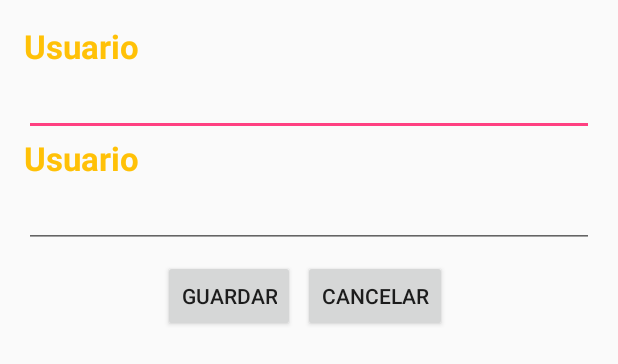
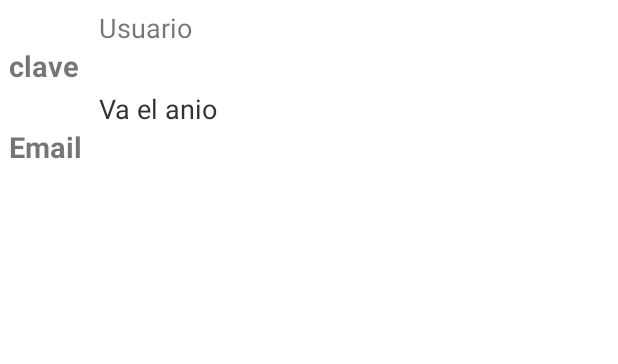
Before and after one commit to RobinLenin/appTourLoja, an Android app: the layout dialog_registrar.xml on its own in the app's theme, with its tools: preview values and no code run, on a phone screen of 412 x 824 dp. Shown: the top 364 px of the screen. Run offline under Robolectric (Android 15) with nearby library versions, the phone set to English and light mode, and no system bars.

Commit message:
Creacion de layaut registrar_user

```diff
--- a/app/src/main/java/com/lojatour/applojatour/LoginActivity.java
+++ b/app/src/main/java/com/lojatour/applojatour/LoginActivity.java
@@ -2,12 +2,14 @@ package com.lojatour.applojatour;
 
 import android.content.Intent;
 import android.support.annotation.NonNull;
+import android.support.v7.app.AlertDialog;
 import android.support.v7.app.AppCompatActivity;
 import android.os.Bundle;
 import android.view.View;
 import android.widget.Button;
 import android.widget.EditText;
 import android.widget.ProgressBar;
+import android.widget.TextView;
 import android.widget.Toast;
 
 import com.android.volley.RequestQueue;
@@ -49,6 +51,8 @@ public class LoginActivity extends AppCompatActivity {
     private EditText correo;
     private EditText clave;
     private Button btn_login;
+    private TextView txt_registrar;
+
     private RequestQueue requestQueue;
 
     @Override
@@ -65,7 +69,15 @@ public class LoginActivity extends AppCompatActivity {
         correo = (EditText) findViewById(R.id.txtUsuario);
         clave = (EditText) findViewById(R.id.txtClave);
         btn_login = (Button) findViewById(R.id.btnLogin);
+        txt_registrar = (TextView) findViewById(R.id.txt_registrar);
         requestQueue = Volley.newRequestQueue(getApplicationContext());
+
+        txt_registrar.setOnClickListener(new View.OnClickListener() {
+            @Override
+            public void onClick(View v) {
+                muestraDialogo();
+            }
+        });
 
         // Callback registration
         loginButtonFacebook.registerCallback(callbackManager, new FacebookCallback<LoginResult>() {
@@ -148,8 +160,26 @@ public class LoginActivity extends AppCompatActivity {
         });
     }
 
-    public void abrirdialogoRegistrar(View view){
+    private void muestraDialogo() {
 
+        AlertDialog.Builder builder = new AlertDialog.Builder(this);
+        //
+        View mView = getLayoutInflater().inflate(R.layout.dialog_registrar, null);
+
+        TextView titulo = (TextView) mView.findViewById(R.id.txtTituloDlg);
+        //titulo.setText(usuario.nombre);
+
+        TextView anio = (TextView) mView.findViewById(R.id.txtYearDlg);
+        //anio.setText(usuario.id);
+
+        TextView tipo = (TextView) mView.findViewById(R.id.txt4Dlg);
+        //tipo.setText(usuario.correo);
+
+
+        builder.setView(mView);
+
+        AlertDialog alert = builder.create();
+        alert.show();
     }
 
     private void handleFacebookAccessToken(AccessToken accessToken) {
--- a/app/src/main/java/com/lojatour/applojatour/MainActivity.java
+++ b/app/src/main/java/com/lojatour/applojatour/MainActivity.java
@@ -1,6 +1,7 @@
 package com.lojatour.applojatour;
 
 import android.content.Intent;
+import android.net.Uri;
 import android.support.annotation.NonNull;
 import android.support.design.widget.BottomNavigationView;
 import android.support.v4.app.Fragment;
@@ -12,6 +13,7 @@ import android.widget.TextView;
 
 import com.facebook.login.LoginManager;
 import com.google.firebase.auth.FirebaseAuth;
+import com.google.firebase.auth.FirebaseUser;
 import com.lojatour.applojatour.controlador.fragmento.SearchFragment;
 import com.lojatour.applojatour.controlador.fragmento.HomeFragment;
 import com.lojatour.applojatour.controlador.fragmento.MapaFragment;
@@ -23,7 +25,7 @@ public class MainActivity extends AppCompatActivity implements BottomNavigationV
     private TextView nameTextView;
     private TextView emailTextView;
     private TextView uidTextView;
-    private BottomNavigationView bottomNavigationView;
+    //private BottomNavigationView bottomNavigationView;
 
 
     public static String TOKEN = "";
@@ -32,21 +34,21 @@ public class MainActivity extends AppCompatActivity implements BottomNavigationV
     @Override
     protected void onCreate(Bundle savedInstanceState) {
         super.onCreate(savedInstanceState);
-        //setContentView(R.layout.activity_main);
-        setContentView(R.layout.activity_principal);
+        setContentView(R.layout.activity_main);
+        //setContentView(R.layout.activity_principal);
 
-       /* nameTextView = (TextView) findViewById(R.id.nameTextView);
+       nameTextView = (TextView) findViewById(R.id.nameTextView);
         emailTextView = (TextView) findViewById(R.id.emailTextView);
-        uidTextView = (TextView) findViewById(R.id.uidTextView);*/
-        bottomNavigationView = (BottomNavigationView) findViewById(R.id.bottomNavigationView);
+        uidTextView = (TextView) findViewById(R.id.uidTextView);
+        //bottomNavigationView = (BottomNavigationView) findViewById(R.id.bottomNavigationView);
 
         //cargamos el fragmento predeterminado al comenzar.
-        loadFragment(new HomeFragment());
+        //loadFragment(new HomeFragment());
         //getting bottom navigation view and attaching the listener
-        bottomNavigationView = findViewById(R.id.bottomNavigationView);
-        bottomNavigationView.setOnNavigationItemSelectedListener(this);
+        //bottomNavigationView = findViewById(R.id.bottomNavigationView);
+        //bottomNavigationView.setOnNavigationItemSelectedListener(this);
 
-        /*FirebaseUser user = FirebaseAuth.getInstance().getCurrentUser();
+        FirebaseUser user = FirebaseAuth.getInstance().getCurrentUser();
 
         if (user != null) {
             String name = user.getDisplayName();
@@ -59,7 +61,7 @@ public class MainActivity extends AppCompatActivity implements BottomNavigationV
             uidTextView.setText(uid);
         } else {
             verInicioSesion();
-        }*/
+        }
 
 
         //if (AccessToken.getCurrentAccessToken() == null) {
@@ -71,7 +73,7 @@ public class MainActivity extends AppCompatActivity implements BottomNavigationV
         if (Utilidades.isEmpty(MainActivity.TOKEN)) {
             irLogin();
         } else {
-            //nameTextView.setText(TOKEN);
+            nameTextView.setText(TOKEN);
         }
     }
 
--- a/app/src/main/res/layout/activity_login.xml
+++ b/app/src/main/res/layout/activity_login.xml
@@ -83,7 +83,6 @@
         android:text="@string/txt_registrar"
         android:textColor="#FFFFFF"
         android:textSize="12sp"
-        android:paddingTop="30dp"
-        android:onClick="abrirdialogoRegistrar"></TextView>
+        android:paddingTop="30dp"></TextView>
 
 </LinearLayout>
--- a/app/src/main/res/layout/dialog_registrar.xml
+++ b/app/src/main/res/layout/dialog_registrar.xml
@@ -1,76 +1,55 @@
 <?xml version="1.0" encoding="utf-8"?>
-<ScrollView
-    xmlns:android="http://schemas.android.com/apk/res/android"
-    android:layout_width="fill_parent"
-    android:layout_height="fill_parent" >
 <LinearLayout xmlns:android="http://schemas.android.com/apk/res/android"
-        android:layout_width="fill_parent"
-        android:layout_height="fill_parent"
+    android:layout_width="match_parent"
+    android:layout_height="match_parent"
+    android:background="#FFFFFF"
     android:orientation="vertical"
-        android:minWidth="300dp"
-        android:minHeight="400dp"
-        android:padding="16dp">
+    android:padding="6dp">
+
+    <!--dd
+    <ImageView
+        android:id="@+id/imgFilmDlg"
+        android:layout_width="260dip"
+        android:layout_height="290dip"
+        android:layout_centerVertical="true"
+        android:layout_gravity="center"/>
+-->
 
     <TextView
-            style="@style/CustomFontStyleTextView"
-            android:layout_width="match_parent"
+        android:id="@+id/txtTituloDlg"
+        android:layout_width="wrap_content"
         android:layout_height="wrap_content"
-            android:gravity="fill"
-            android:text="@string/usuario"
-            />
+        android:paddingLeft="60dp"
+        android:text="Usuario"
+        android:textSize="18sp" />
 
-        <EditText
-            android:id="@+id/txtUsuarioR"
-            android:layout_width="match_parent"
-            android:layout_height="wrap_content"
-            android:inputType="text" />
 
     <TextView
-            style="@style/CustomFontStyleTextView"
-            android:layout_width="match_parent"
+        android:id="@+id/txt3Dlg"
+        android:layout_width="wrap_content"
         android:layout_height="wrap_content"
-            android:gravity="fill"
-            android:text="@string/usuario"
-            />
+        android:text="clave"
+        android:textSize="19sp"
+        android:textStyle="bold" />
 
-        <EditText
-            android:id="@+id/txtclaveR"
-            android:layout_width="match_parent"
+    <TextView
+        android:id="@+id/txtYearDlg"
+        android:layout_width="wrap_content"
         android:layout_height="wrap_content"
-            android:inputType="text" />
+        android:layout_marginTop="3dip"
+        android:paddingLeft="60dp"
+        android:text="Va el anio"
+        android:textColor="#343434"
+        android:textSize="18sp" />
 
 
-
-        <LinearLayout
-            android:id="@+id/botonera"
-            android:layout_width="fill_parent"
-            android:layout_height="wrap_content"
-            android:orientation="horizontal"
-            android:gravity="center"
-            android:layout_weight="0">
-
-            <Button
-                android:id="@+id/dialogButtonGuardar"
+    <TextView
+        android:id="@+id/txt4Dlg"
         android:layout_width="wrap_content"
         android:layout_height="wrap_content"
-                android:text="@string/btn_guardar"
-                android:layout_marginTop="5dp"
-                android:layout_marginRight="5dp"
-
-                />
-
-            <Button
-                android:id="@+id/dialogButtonCancelar"
-                android:layout_width="wrap_content"
-                android:layout_height="wrap_content"
-                android:text="@string/btn_cancelar"
-                android:layout_marginTop="5dp"
-                android:layout_marginRight="5dp"
-
-                />
+        android:text="Email"
+        android:textSize="19sp"
+        android:textStyle="bold" />
 
 
 </LinearLayout>
-
-    </LinearLayout>
-</ScrollView>
```
Also changed, not shown: 1 other file. Lines whose indentation alone changed are shown as unchanged.
